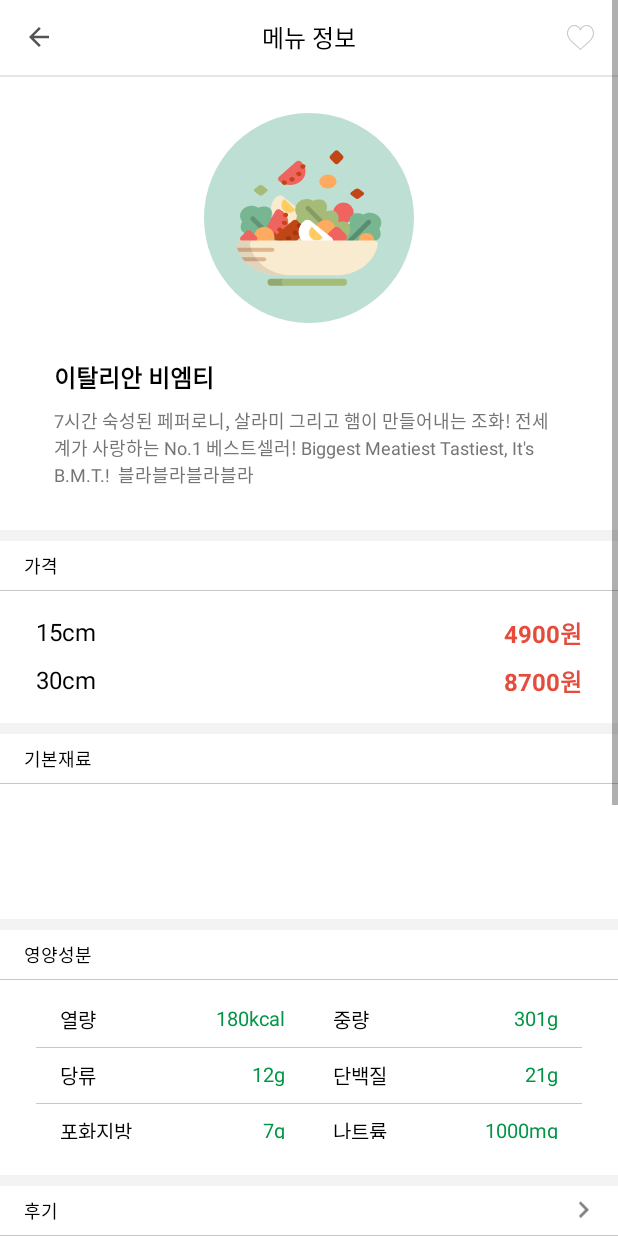
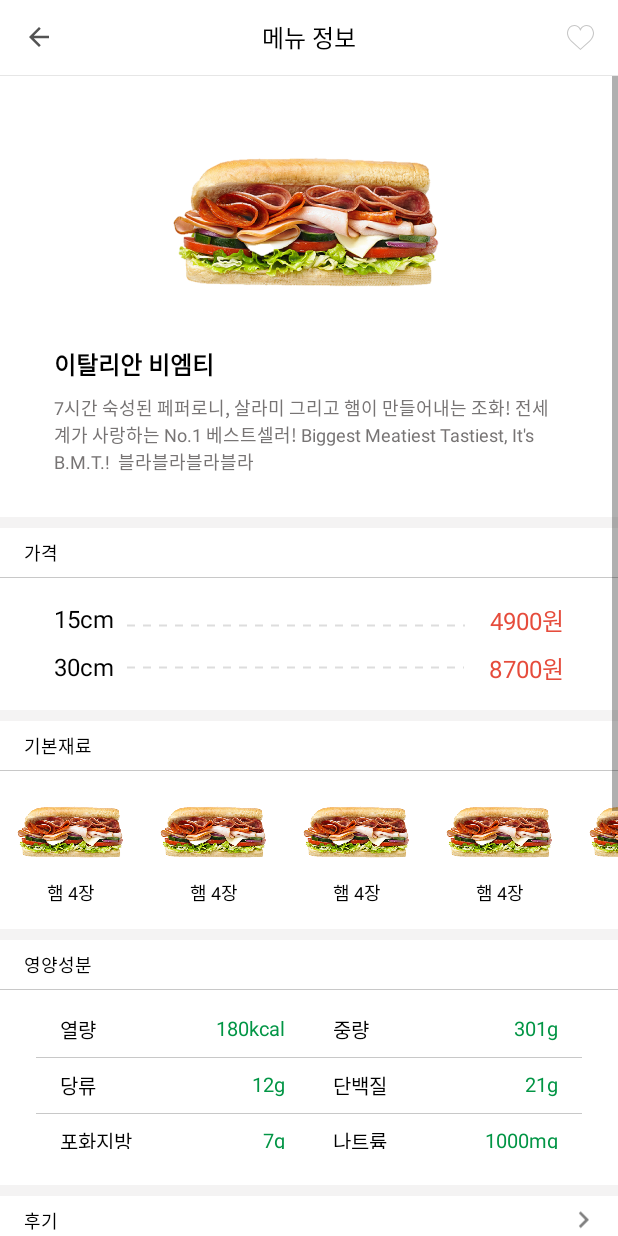
Before and after one commit to taeiim/Subway, an Android app: the MenuDetailActivity screen opened directly, with no data from a screen before it, on a phone screen of 412 x 824 dp. Run offline under Robolectric (Android 15) with nearby library versions, the phone set to English and light mode, and no system bars; 2 statements that could not run were skipped.

Commit message:
Add MenuDetail StuffRecyclerView

```diff
--- a/app/src/main/AndroidManifest.xml
+++ b/app/src/main/AndroidManifest.xml
@@ -23,7 +23,9 @@
         <activity android:name=".Activity.HoneyReviewActivity">
 
         </activity>
-        <activity android:name=".Activity.MenuDetailActivity"/>
+        <activity android:name=".Activity.MenuDetailActivity">
+
+        </activity>
 
     </application>
 
--- a/app/src/main/java/com/example/parktaeim/subway/Activity/MenuDetailActivity.java
+++ b/app/src/main/java/com/example/parktaeim/subway/Activity/MenuDetailActivity.java
@@ -4,6 +4,8 @@ import android.content.Intent;
 import android.os.Bundle;
 import android.support.annotation.Nullable;
 import android.support.v7.app.AppCompatActivity;
+import android.support.v7.widget.LinearLayoutManager;
+import android.support.v7.widget.RecyclerView;
 import android.util.Log;
 import android.view.animation.Animation;
 import android.view.animation.BounceInterpolator;
@@ -12,13 +14,18 @@ import android.widget.CompoundButton;
 import android.widget.ImageView;
 import android.widget.ToggleButton;
 
+import com.example.parktaeim.subway.Adapter.MenuDetailStuffAdapter;
+import com.example.parktaeim.subway.Model.MenuStuffItem;
 import com.example.parktaeim.subway.R;
+
+import java.util.ArrayList;
 
 /**
  * Created by parktaeim on 2018. 4. 22..
  */
 
 public class MenuDetailActivity extends AppCompatActivity {
+    private ArrayList<MenuStuffItem> menuStuffItemArrayList = new ArrayList<>();
     private ToggleButton heartBtn;
     private ImageView backIcon;
 
@@ -37,6 +44,25 @@ public class MenuDetailActivity extends AppCompatActivity {
         String menuPrice = getIntent.getExtras().getString("menuPrice");
 
         Log.d("MenuName=="+menuName,"  / MenuPrice=="+menuPrice);
+
+        setUpStuffRecyclerView();
+
+    }
+
+    private void setUpStuffRecyclerView() {
+        RecyclerView stuffRecyclerView = (RecyclerView) findViewById(R.id.menuDetail_stuffRecyclerView);
+        RecyclerView.LayoutManager stuffLayoutManager = new LinearLayoutManager(getApplicationContext(), LinearLayoutManager.HORIZONTAL, false);
+        stuffRecyclerView.setLayoutManager(stuffLayoutManager);
+
+        menuStuffItemArrayList.add(new MenuStuffItem("dlkdslfk","햄 4장"));
+        menuStuffItemArrayList.add(new MenuStuffItem("dlkdslfk","햄 4장"));
+        menuStuffItemArrayList.add(new MenuStuffItem("dlkdslfk","햄 4장"));
+        menuStuffItemArrayList.add(new MenuStuffItem("dlkdslfk","햄 4장"));
+        menuStuffItemArrayList.add(new MenuStuffItem("dlkdslfk","햄 4장"));
+        menuStuffItemArrayList.add(new MenuStuffItem("dlkdslfk","햄 4장"));
+
+        MenuDetailStuffAdapter stuffAdapter = new MenuDetailStuffAdapter(menuStuffItemArrayList);
+        stuffRecyclerView.setAdapter(stuffAdapter);
     }
 
     private void setUpHeartAnimation() {
--- /dev/null
+++ b/app/src/main/java/com/example/parktaeim/subway/Adapter/MenuDetailStuffAdapter.java
@@ -0,0 +1,53 @@
+package com.example.parktaeim.subway.Adapter;
+
+import android.support.v7.widget.RecyclerView;
+import android.view.LayoutInflater;
+import android.view.View;
+import android.view.ViewGroup;
+import android.widget.ImageView;
+import android.widget.TextView;
+
+import com.example.parktaeim.subway.Model.MenuStuffItem;
+import com.example.parktaeim.subway.R;
+
+import java.util.ArrayList;
+
+/**
+ * Created by parktaeim on 2018. 4. 23..
+ */
+
+public class MenuDetailStuffAdapter extends RecyclerView.Adapter<MenuDetailStuffAdapter.ViewHolder> {
+    private ArrayList<MenuStuffItem> menuStuffItemArrayList = new ArrayList<>();
+
+    public MenuDetailStuffAdapter(ArrayList<MenuStuffItem> menuStuffItemArrayList) {
+        this.menuStuffItemArrayList = menuStuffItemArrayList;
+    }
+
+    @Override
+    public MenuDetailStuffAdapter.ViewHolder onCreateViewHolder(ViewGroup parent, int viewType) {
+        View view = LayoutInflater.from(parent.getContext()).inflate(R.layout.item_menudetail_stuff,parent,false);
+        ViewHolder viewHolder = new ViewHolder(view);
+        return viewHolder;
+    }
+
+    @Override
+    public void onBindViewHolder(MenuDetailStuffAdapter.ViewHolder holder, int position) {
+        holder.stuffTv.setText(menuStuffItemArrayList.get(position).getStuffText());
+    }
+
+    @Override
+    public int getItemCount() {
+        return menuStuffItemArrayList.size();
+    }
+
+    public class ViewHolder extends RecyclerView.ViewHolder {
+        ImageView stuffImgView;
+        TextView stuffTv;
+
+        public ViewHolder(View itemView) {
+            super(itemView);
+            stuffImgView = (ImageView) itemView.findViewById(R.id.stuff_imgView);
+            stuffTv = (TextView) itemView.findViewById(R.id.stuff_nameTv);
+        }
+    }
+}
--- /dev/null
+++ b/app/src/main/java/com/example/parktaeim/subway/Model/MenuStuffItem.java
@@ -0,0 +1,31 @@
+package com.example.parktaeim.subway.Model;
+
+/**
+ * Created by parktaeim on 2018. 4. 23..
+ */
+
+public class MenuStuffItem {
+    private String stuffImg;
+    private String stuffText;
+
+    public MenuStuffItem(String stuffImg, String stuffText) {
+        this.stuffImg = stuffImg;
+        this.stuffText = stuffText;
+    }
+
+    public String getStuffImg() {
+        return stuffImg;
+    }
+
+    public void setStuffImg(String stuffImg) {
+        this.stuffImg = stuffImg;
+    }
+
+    public String getStuffText() {
+        return stuffText;
+    }
+
+    public void setStuffText(String stuffText) {
+        this.stuffText = stuffText;
+    }
+}
--- /dev/null
+++ b/app/src/main/res/drawable/dotted_line_gray_price.xml
@@ -0,0 +1,9 @@
+<?xml version="1.0" encoding="utf-8"?>
+<shape xmlns:android="http://schemas.android.com/apk/res/android"
+    android:shape="line">
+    <stroke
+        android:color="#ddd"
+        android:width="2px"
+        android:dashWidth="8px"
+        android:dashGap="8px"/>
+</shape>
--- a/app/src/main/res/layout/activity_menu_detail.xml
+++ b/app/src/main/res/layout/activity_menu_detail.xml
@@ -1,9 +1,10 @@
 <?xml version="1.0" encoding="utf-8"?>
-<ScrollView xmlns:android="http://schemas.android.com/apk/res/android"
+<LinearLayout xmlns:android="http://schemas.android.com/apk/res/android"
     xmlns:app="http://schemas.android.com/apk/res-auto"
     android:layout_width="match_parent"
     android:layout_height="match_parent"
-    android:background="@color/colorWhite">
+    android:background="@color/colorWhite"
+    android:orientation="vertical">
 
     <LinearLayout
         android:layout_width="match_parent"
@@ -53,8 +54,13 @@
 
         <View
             android:layout_width="match_parent"
-            android:layout_height="1dp"
+            android:layout_height="0.5dp"
             android:background="#E6E6E6" />
+
+        <ScrollView
+            android:layout_width="match_parent"
+            android:layout_height="match_parent">
+
 
             <LinearLayout
                 android:layout_width="match_parent"
@@ -75,8 +81,8 @@
                         android:id="@+id/menuDetail_menuImgView"
                         android:layout_width="match_parent"
                         android:layout_height="140dp"
-                    android:layout_marginBottom="24dp"
-                    android:src="@drawable/ic_menu_salad" />
+                        android:layout_marginBottom="16dp"
+                        android:src="@drawable/img_subway" />
 
                     <TextView
                         android:id="@+id/menuDetail_menuNameTv"
@@ -88,19 +94,6 @@
                         android:textColor="#000"
                         android:textSize="16dp"
                         android:textStyle="bold" />
-
-                <TextView
-                    android:id="@+id/menuDetail_menuPriceTv"
-                    android:layout_width="wrap_content"
-                    android:layout_height="wrap_content"
-                    android:layout_alignParentRight="true"
-                    android:layout_below="@id/menuDetail_menuImgView"
-                    android:layout_marginBottom="8dp"
-                    android:text="4900원"
-                    android:textColor="#E64C3C"
-                    android:textSize="16dp"
-                    android:textStyle="bold"
-                    android:visibility="gone" />
 
                     <TextView
                         android:id="@+id/menuDetail_menuInfoTv"
@@ -146,8 +139,8 @@
                         android:layout_height="match_parent"
                         android:orientation="vertical"
                         android:paddingBottom="16dp"
-                    android:paddingLeft="24dp"
-                    android:paddingRight="24dp"
+                        android:paddingLeft="36dp"
+                        android:paddingRight="36dp"
                         android:paddingTop="16dp">
 
                         <RelativeLayout
@@ -157,11 +150,23 @@
                             android:paddingBottom="8dp">
 
                             <TextView
+                                android:id="@+id/tv15"
                                 android:layout_width="wrap_content"
                                 android:layout_height="wrap_content"
                                 android:text="15cm"
                                 android:textColor="#000"
                                 android:textSize="16dp" />
+
+                            <ImageView
+                                android:layout_width="match_parent"
+                                android:layout_height="2dp"
+                                android:src="@drawable/dotted_line_gray_price"
+                                android:layout_toRightOf="@+id/tv15"
+                                android:layout_toLeftOf="@+id/menuDetail_menuPriceTv15"
+                                android:layout_marginLeft="8dp"
+                                android:layout_marginRight="16dp"
+                                android:layerType="software"
+                                android:layout_centerVertical="true"/>
 
                             <TextView
                                 android:id="@+id/menuDetail_menuPriceTv15"
@@ -170,8 +175,7 @@
                                 android:layout_alignParentRight="true"
                                 android:text="4900원"
                                 android:textColor="#E64C3C"
-                            android:textSize="16dp"
-                            android:textStyle="bold" />
+                                android:textSize="16dp" />
 
                         </RelativeLayout>
 
@@ -181,11 +185,23 @@
                             android:orientation="horizontal">
 
                             <TextView
+                                android:id="@+id/tv30"
                                 android:layout_width="wrap_content"
                                 android:layout_height="wrap_content"
                                 android:text="30cm"
                                 android:textColor="#000"
                                 android:textSize="16dp" />
+
+                            <ImageView
+                                android:layout_width="match_parent"
+                                android:layout_height="2dp"
+                                android:src="@drawable/dotted_line_gray_price"
+                                android:layout_toRightOf="@+id/tv30"
+                                android:layout_toLeftOf="@+id/menuDetail_menuPriceTv30"
+                                android:layout_marginLeft="8dp"
+                                android:layout_marginRight="16dp"
+                                android:layerType="software"
+                                android:layout_centerVertical="true"/>
 
                             <TextView
                                 android:id="@+id/menuDetail_menuPriceTv30"
@@ -194,8 +210,7 @@
                                 android:layout_alignParentRight="true"
                                 android:text="8700원"
                                 android:textColor="#E64C3C"
-                            android:textSize="16dp"
-                            android:textStyle="bold" />
+                                android:textSize="16dp" />
 
                         </RelativeLayout>
                     </LinearLayout>
@@ -231,9 +246,9 @@
 
                     <android.support.v7.widget.RecyclerView
                         android:id="@+id/menuDetail_stuffRecyclerView"
-                    android:layout_width="match_parent"
-                    android:layout_height="90dp"
-                    android:padding="8dp" />
+                        android:layout_width="wrap_content"
+                        android:layout_height="105dp"
+                        android:layout_gravity="center"/>
 
                 </LinearLayout>
 
@@ -480,11 +495,25 @@
                             <ImageView
                                 android:layout_width="22dp"
                                 android:layout_height="match_parent"
-                            android:src="@drawable/ic_arrow_right"
                                 android:layout_alignParentRight="true"
                                 android:layout_centerVertical="true"
                                 android:layout_marginRight="12dp"
-                            android:tint="#ff808080"/>
+                                android:src="@drawable/ic_arrow_right"
+                                android:tint="#ff808080" />
+
+                            <TextView
+                                android:id="@+id/menuDetail_menuPriceTv"
+                                android:layout_width="wrap_content"
+                                android:layout_height="wrap_content"
+                                android:layout_alignParentBottom="true"
+                                android:layout_alignParentLeft="true"
+                                android:layout_alignParentStart="true"
+                                android:layout_marginBottom="702dp"
+                                android:text="4900원"
+                                android:textColor="#E64C3C"
+                                android:textSize="16dp"
+                                android:textStyle="bold"
+                                android:visibility="gone" />
                         </RelativeLayout>
 
                         <View
@@ -528,11 +557,11 @@
                             <ImageView
                                 android:layout_width="22dp"
                                 android:layout_height="match_parent"
-                            android:src="@drawable/ic_arrow_right"
                                 android:layout_alignParentRight="true"
                                 android:layout_centerVertical="true"
                                 android:layout_marginRight="12dp"
-                            android:tint="#ff808080"/>
+                                android:src="@drawable/ic_arrow_right"
+                                android:tint="#ff808080" />
                         </RelativeLayout>
 
                         <View
@@ -550,6 +579,7 @@
                 </LinearLayout>
 
             </LinearLayout>
+        </ScrollView>
 
     </LinearLayout>
-</ScrollView>
+</LinearLayout>
--- a/app/src/main/res/layout/fragment_honey.xml
+++ b/app/src/main/res/layout/fragment_honey.xml
@@ -6,7 +6,8 @@
 
     <LinearLayout
         android:layout_width="match_parent"
-        android:layout_height="match_parent">
+        android:layout_height="match_parent"
+        android:orientation="vertical">
 
         <RelativeLayout
             android:layout_width="match_parent"
@@ -26,5 +27,18 @@
                 android:layout_alignParentBottom="true"
                 app:tabBackground="@drawable/banner_tab_selector"/>
         </RelativeLayout>
+
+
+        <LinearLayout
+            android:layout_width="match_parent"
+            android:layout_height="wrap_content">
+
+            <RelativeLayout
+                android:layout_width="match_parent"
+                android:layout_height="wrap_content">
+
+            </RelativeLayout>
+
+        </LinearLayout>
     </LinearLayout>
 </ScrollView>
--- /dev/null
+++ b/app/src/main/res/layout/item_menudetail_stuff.xml
@@ -0,0 +1,25 @@
+<?xml version="1.0" encoding="utf-8"?>
+<LinearLayout
+    xmlns:android="http://schemas.android.com/apk/res/android" android:layout_width="95dp"
+    android:layout_height="100dp"
+    android:orientation="vertical"
+    android:padding="8dp">
+
+    <ImageView
+        android:id="@+id/stuff_imgView"
+        android:layout_width="match_parent"
+        android:layout_height="0dp"
+        android:layout_weight="3"
+        android:src="@drawable/img_subway"/>
+
+    <TextView
+        android:id="@+id/stuff_nameTv"
+        android:layout_width="match_parent"
+        android:layout_height="0dp"
+        android:layout_weight="1"
+        android:text="햄 4장"
+        android:textColor="#000"
+        android:gravity="center"
+        android:textSize="12dp"/>
+
+</LinearLayout>
```
Also changed, not shown: app/src/main/res/drawable/img_subway.png (added). Lines whose indentation alone changed are shown as unchanged.
